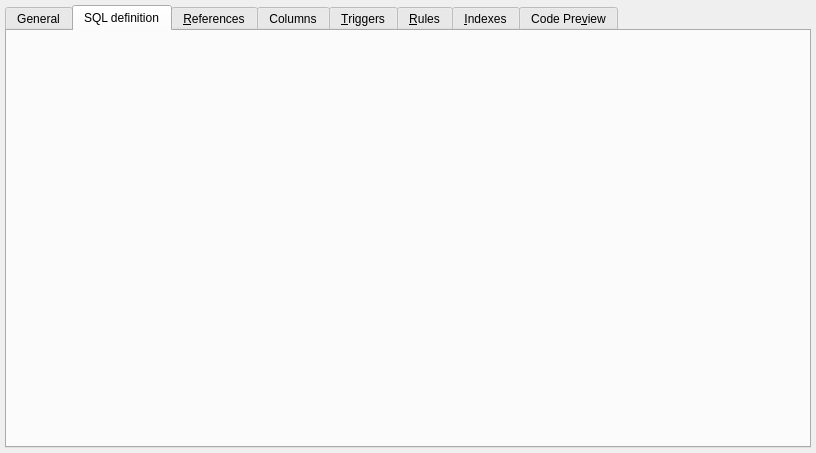
The window that libs/libgui/ui/dbobjects/viewwidget.ui (pgmodeler/pgmodeler) describes before a commit, drawn with Qt 5.
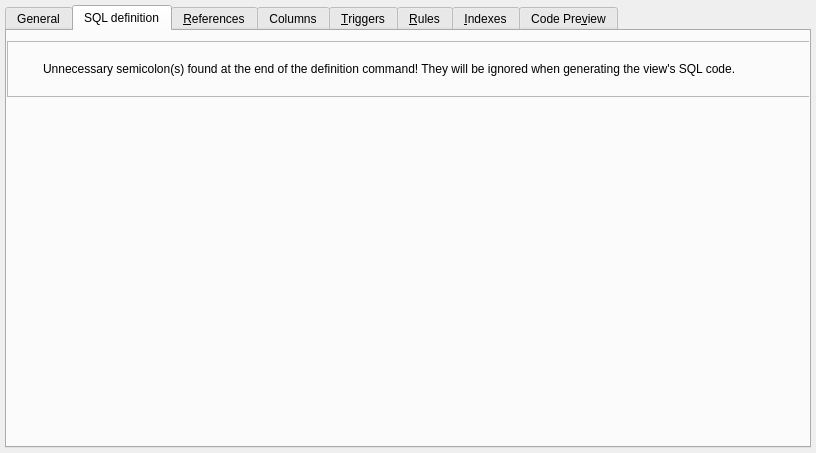
The same window after the commit. The open tabs and pages were chosen to show the change. Icons and pictures are not drawn.

Commit message: ViewWidget now displays a alert regarding extra semicolons at the end of the defintion command.

```diff
--- a/libs/libgui/ui/dbobjects/viewwidget.ui
+++ b/libs/libgui/ui/dbobjects/viewwidget.ui
@@ -187,6 +187,97 @@
       <attribute name="title">
        <string>SQL definition</string>
       </attribute>
+      <widget class="QFrame" name="alert_frm">
+       <property name="geometry">
+        <rect>
+         <x>0</x>
+         <y>10</y>
+         <width>842</width>
+         <height>56</height>
+        </rect>
+       </property>
+       <property name="sizePolicy">
+        <sizepolicy hsizetype="Preferred" vsizetype="Fixed">
+         <horstretch>0</horstretch>
+         <verstretch>0</verstretch>
+        </sizepolicy>
+       </property>
+       <property name="minimumSize">
+        <size>
+         <width>0</width>
+         <height>48</height>
+        </size>
+       </property>
+       <property name="frameShape">
+        <enum>QFrame::StyledPanel</enum>
+       </property>
+       <property name="frameShadow">
+        <enum>QFrame::Raised</enum>
+       </property>
+       <layout class="QGridLayout" name="gridLayout">
+        <property name="leftMargin">
+         <number>5</number>
+        </property>
+        <property name="topMargin">
+         <number>5</number>
+        </property>
+        <property name="rightMargin">
+         <number>5</number>
+        </property>
+        <property name="bottomMargin">
+         <number>5</number>
+        </property>
+        <property name="spacing">
+         <number>5</number>
+        </property>
+        <item row="0" column="0">
+         <widget class="QLabel" name="icon_lbl">
+          <property name="minimumSize">
+           <size>
+            <width>25</width>
+            <height>25</height>
+           </size>
+          </property>
+          <property name="maximumSize">
+           <size>
+            <width>25</width>
+            <height>25</height>
+           </size>
+          </property>
+          <property name="text">
+           <string/>
+          </property>
+          <property name="textFormat">
+           <enum>Qt::AutoText</enum>
+          </property>
+          <property name="pixmap">
+           <pixmap resource="../../res/resources.qrc">:/icons/icons/alert.png</pixmap>
+          </property>
+          <property name="scaledContents">
+           <bool>true</bool>
+          </property>
+         </widget>
+        </item>
+        <item row="0" column="1">
+         <widget class="QLabel" name="message_lbl">
+          <property name="font">
+           <font>
+            <bold>false</bold>
+            <underline>false</underline>
+            <strikeout>false</strikeout>
+            <kerning>true</kerning>
+           </font>
+          </property>
+          <property name="text">
+           <string>Unnecessary semicolon(s) found at the end of the definition command! They will be ignored when generating the view's SQL code.</string>
+          </property>
+          <property name="wordWrap">
+           <bool>true</bool>
+          </property>
+         </widget>
+        </item>
+       </layout>
+      </widget>
      </widget>
      <widget class="QWidget" name="view_refs_tab">
       <attribute name="icon">
```
The commit also changes 1 other file.
